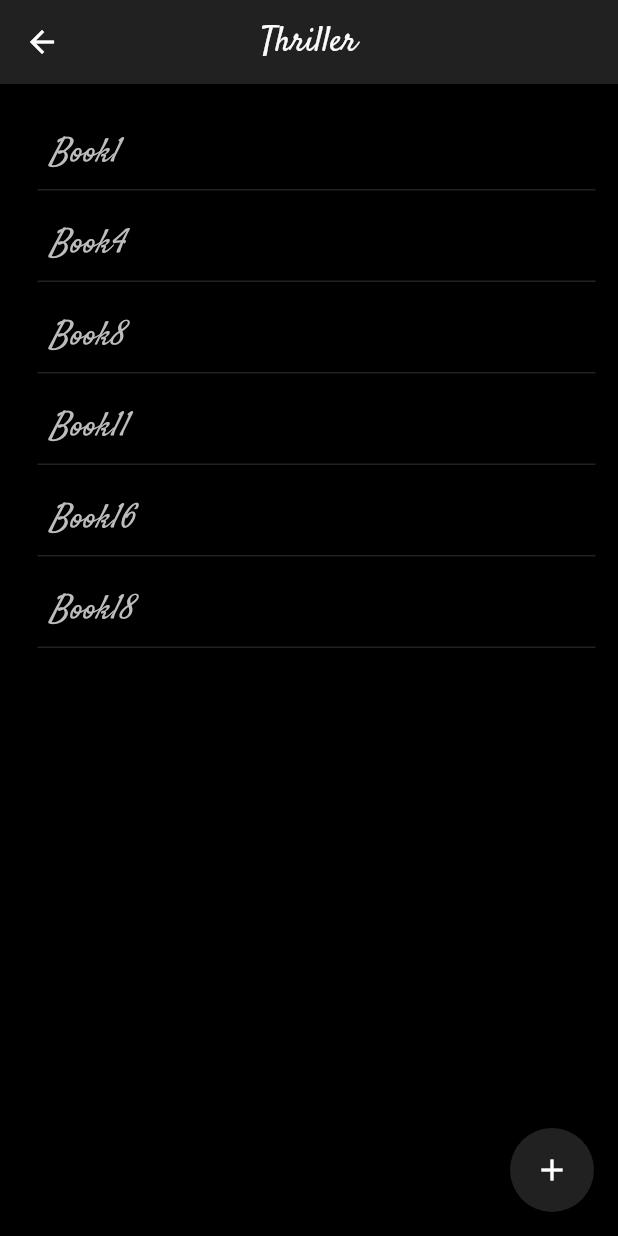
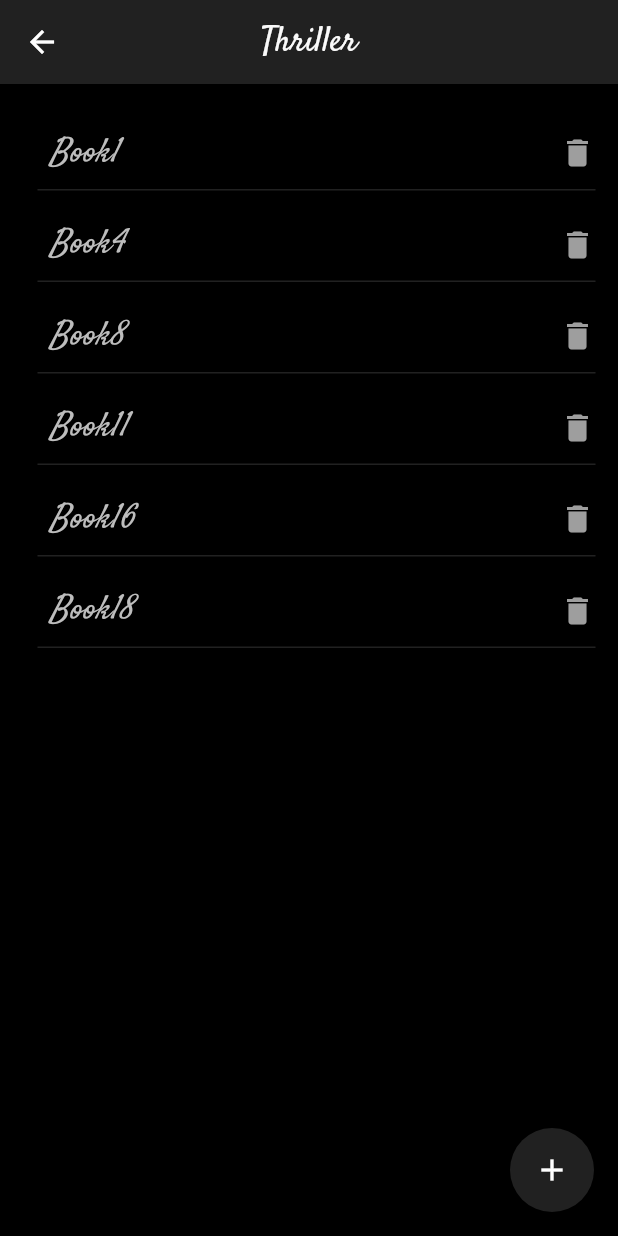
Before and after one commit to ravendi/simple-library, a Flutter app: the screen it shows after launch, after a tap on an icon or button, on a phone screen of 412 x 824 dp. Run offline on Flutter 3.47's test engine with Material 2 defaults, Android fonts, the phone set to English and light mode, and no system bars; our stand-ins replace bloc, equatable, flutter_bloc, shared_preferences.

Commit message:
Added RemoveBookDialog; implemented removing books; added sorting category items by category name in categories bloc

```diff
--- a/simple_library/lib/screens/books/bloc/book_list_bloc.dart
+++ b/simple_library/lib/screens/books/bloc/book_list_bloc.dart
@@ -10,15 +10,16 @@ class BookListBloc extends Bloc<BookListEvent, BookListState> {
   Stream<BookListState> mapEventToState(
     BookListEvent event,
   ) async* {
+    yield BookListLoading();
     if (event is DidPressAddNewBook) {
       yield ShouldShowAddNewBookBottomSheet(category: event.category);
-    } else if (event is DidFinishProcessOfAddingNewBook) {
-      yield InitialBookListState();
     } else if (event is ReloadBooksInCurrentCategory) {
       final booksForCategory = event.allBooks
           .where((element) => element.categories.contains(event.category))
           .toList();
       yield BooksLoaded(booksForCategory);
+    } else if (event is RemoveBookInitiated) {
+      yield ShouldShowRemoveDialog(event.book);
     }
   }
 }
--- a/simple_library/lib/screens/books/bloc/book_list_event.dart
+++ b/simple_library/lib/screens/books/bloc/book_list_event.dart
@@ -16,7 +16,11 @@ class DidPressAddNewBook extends BookListEvent {
   List<Object> get props => [category];
 }
 
-class DidFinishProcessOfAddingNewBook extends BookListEvent {
+class RemoveBookInitiated extends BookListEvent {
+  final Book book;
+
+  RemoveBookInitiated(this.book);
+
   @override
   List<Object> get props => [];
 }
--- a/simple_library/lib/screens/books/bloc/book_list_state.dart
+++ b/simple_library/lib/screens/books/bloc/book_list_state.dart
@@ -21,6 +21,15 @@ class ShouldShowAddNewBookBottomSheet extends BookListState {
   List<Object> get props => [category];
 }
 
+class ShouldShowRemoveDialog extends BookListState {
+  final Book book;
+
+  ShouldShowRemoveDialog(this.book);
+
+  @override
+  List<Object> get props => [book];
+}
+
 class BooksLoaded extends BookListState {
   final List<Book> books;
 
@@ -30,3 +39,8 @@ class BooksLoaded extends BookListState {
   List<Object> get props => [books];
 
 }
+
+class BookListLoading extends BookListState {
+  @override
+  List<Object> get props => [];
+}
--- a/simple_library/lib/screens/books/book_list_element.dart
+++ b/simple_library/lib/screens/books/book_list_element.dart
@@ -5,14 +5,23 @@ import 'package:simplelibrary/model/book.dart';
 
 class BookListElement extends StatelessWidget {
   final Book book;
+  final Function(Book) onRemoveInitiated;
 
-  const BookListElement({Key key, @required this.book}) : super(key: key);
+  const BookListElement({Key key, @required this.book, this.onRemoveInitiated}) : super(key: key);
 
   @override
   Widget build(BuildContext context) {
-    return Container(
+    return GestureDetector(
+      onLongPress: () {
+        onRemoveInitiated(book);
+      },
+      child: Container(
+        color: Colors.transparent,
         child: Column(
           crossAxisAlignment: CrossAxisAlignment.start,
+          children: <Widget>[
+            Row(
+              mainAxisAlignment: MainAxisAlignment.spaceBetween,
               children: <Widget>[
                 Padding(
                   padding: const EdgeInsets.only(left: 8),
@@ -23,11 +32,20 @@ class BookListElement extends StatelessWidget {
                     fontStyle: FontStyle.italic,
                   ),
                 ),
+                GestureDetector(
+                  onTap: () {
+                    onRemoveInitiated(book);
+                  },
+                  child: Icon(Icons.delete, color: AppColors.secondaryText),
+                )
+              ],
+            ),
             SizedBox(height: 8),
             Container(
                 height: 1, width: double.infinity, color: AppColors.separator)
           ],
         ),
+      ),
     );
   }
 }
--- a/simple_library/lib/screens/home/categories/bloc/categories_bloc.dart
+++ b/simple_library/lib/screens/home/categories/bloc/categories_bloc.dart
@@ -38,7 +38,7 @@ class CategoriesBloc extends Bloc<CategoriesEvent, CategoriesState> {
             countInfo: booksForCategory == null || booksForCategory.isEmpty
                 ? '-'
                 : '${booksForCategory.length}'));
-
+        _categoryItems.sort((e1, e2) => e1.category.name.compareTo(e2.category.name));
         yield DidGetCategoryItems(categoryItems: _categoryItems);
       }
     } else if (event is NavigateToConcreteCategoryRequested) {
--- a/simple_library/lib/screens/main_bloc/main_bloc.dart
+++ b/simple_library/lib/screens/main_bloc/main_bloc.dart
@@ -18,8 +18,8 @@ class MainBloc extends Bloc<MainEvent, MainState> {
   Stream<MainState> mapEventToState(
     MainEvent event,
   ) async* {
+    yield LoadingBooks();
     if (event is GetBooksRequested) {
-      yield LoadingBooks();
       // Fake delay
       await Future.delayed(Duration(seconds: 2));
       books = await database.getAllBooks();
```
Also changed, not shown: simple_library/lib/screens/books/add_new_book.dart (+10 -4 lines), simple_library/lib/screens/books/book_list.dart (+28 -10 lines), simple_library/lib/screens/books/remove_book_dialog.dart (added, +45 -0 lines). Lines whose indentation alone changed are shown as unchanged.
